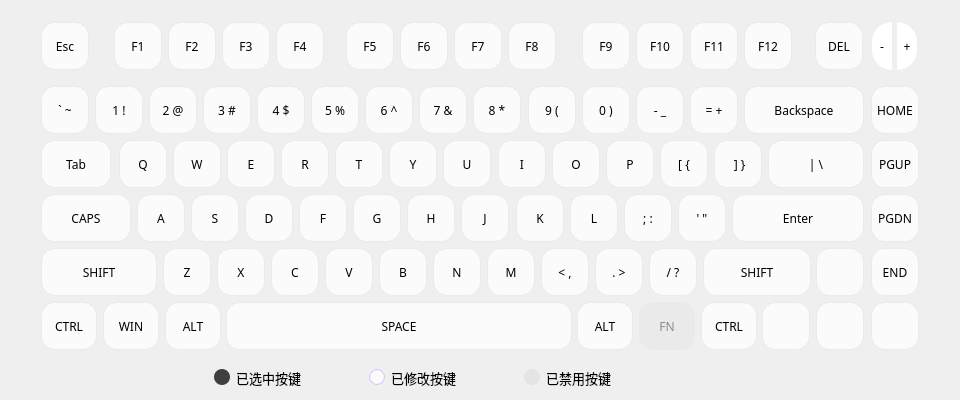
The window that Module/ModuleKeyboard.ui (wlffeng2008/AkkoStudio) describes before a commit, drawn with Qt 5.
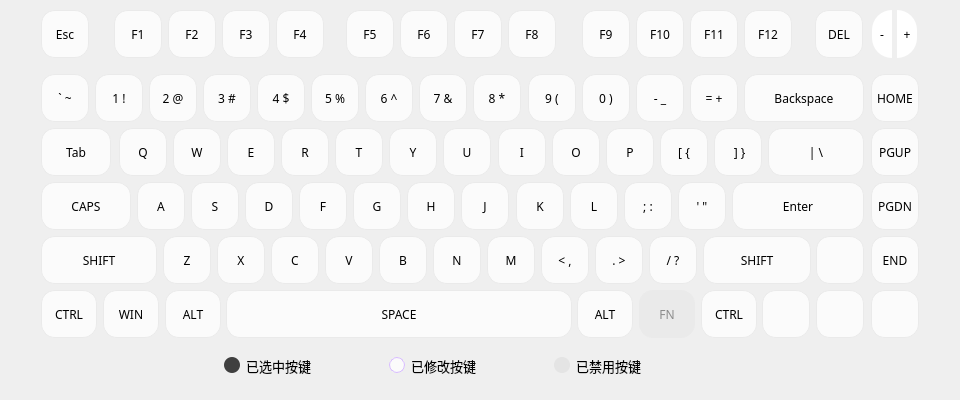
The same window after the commit. Icons and pictures are not drawn. Custom widgets are drawn as their Qt base class.

Patch:
```diff
--- a/Module/ModuleKeyboard.ui
+++ b/Module/ModuleKeyboard.ui
@@ -54,8 +54,8 @@
    <property name="geometry">
     <rect>
      <x>150</x>
-     <y>364</y>
-     <width>525</width>
+     <y>352</y>
+     <width>565</width>
      <height>27</height>
     </rect>
    </property>
@@ -247,7 +247,7 @@
    <property name="geometry">
     <rect>
      <x>636</x>
-     <y>22</y>
+     <y>10</y>
      <width>48</width>
      <height>48</height>
     </rect>
@@ -278,7 +278,7 @@
    <property name="geometry">
     <rect>
      <x>872</x>
-     <y>22</y>
+     <y>10</y>
      <width>20</width>
      <height>48</height>
     </rect>
@@ -324,7 +324,7 @@
    <property name="geometry">
     <rect>
      <x>400</x>
-     <y>22</y>
+     <y>10</y>
      <width>48</width>
      <height>48</height>
     </rect>
@@ -355,7 +355,7 @@
    <property name="geometry">
     <rect>
      <x>690</x>
-     <y>22</y>
+     <y>10</y>
      <width>48</width>
      <height>48</height>
     </rect>
@@ -386,7 +386,7 @@
    <property name="geometry">
     <rect>
      <x>582</x>
-     <y>22</y>
+     <y>10</y>
      <width>48</width>
      <height>48</height>
     </rect>
@@ -417,7 +417,7 @@
    <property name="geometry">
     <rect>
      <x>222</x>
-     <y>22</y>
+     <y>10</y>
      <width>48</width>
      <height>48</height>
     </rect>
@@ -448,7 +448,7 @@
    <property name="geometry">
     <rect>
      <x>744</x>
-     <y>22</y>
+     <y>10</y>
      <width>48</width>
      <height>48</height>
     </rect>
@@ -479,7 +479,7 @@
    <property name="geometry">
     <rect>
      <x>168</x>
-     <y>22</y>
+     <y>10</y>
      <width>48</width>
      <height>48</height>
     </rect>
@@ -510,7 +510,7 @@
    <property name="geometry">
     <rect>
      <x>454</x>
-     <y>22</y>
+     <y>10</y>
      <width>48</width>
      <height>48</height>
     </rect>
@@ -541,7 +541,7 @@
    <property name="geometry">
     <rect>
      <x>346</x>
-     <y>22</y>
+     <y>10</y>
      <width>48</width>
      <height>48</height>
     </rect>
@@ -572,7 +572,7 @@
    <property name="geometry">
     <rect>
      <x>114</x>
-     <y>22</y>
+     <y>10</y>
      <width>48</width>
      <height>48</height>
     </rect>
@@ -603,7 +603,7 @@
    <property name="geometry">
     <rect>
      <x>276</x>
-     <y>22</y>
+     <y>10</y>
      <width>48</width>
      <height>48</height>
     </rect>
@@ -634,7 +634,7 @@
    <property name="geometry">
     <rect>
      <x>41</x>
-     <y>22</y>
+     <y>10</y>
      <width>48</width>
      <height>48</height>
     </rect>
@@ -665,7 +665,7 @@
    <property name="geometry">
     <rect>
      <x>815</x>
-     <y>22</y>
+     <y>10</y>
      <width>48</width>
      <height>48</height>
     </rect>
@@ -702,7 +702,7 @@
    <property name="geometry">
     <rect>
      <x>508</x>
-     <y>22</y>
+     <y>10</y>
      <width>48</width>
      <height>48</height>
     </rect>
@@ -733,7 +733,7 @@
    <property name="geometry">
     <rect>
      <x>203</x>
-     <y>86</y>
+     <y>74</y>
      <width>48</width>
      <height>48</height>
     </rect>
@@ -764,7 +764,7 @@
    <property name="geometry">
     <rect>
      <x>257</x>
-     <y>86</y>
+     <y>74</y>
      <width>48</width>
      <height>48</height>
     </rect>
@@ -795,7 +795,7 @@
    <property name="geometry">
     <rect>
      <x>365</x>
-     <y>86</y>
+     <y>74</y>
      <width>48</width>
      <height>48</height>
     </rect>
@@ -826,7 +826,7 @@
    <property name="geometry">
     <rect>
      <x>419</x>
-     <y>86</y>
+     <y>74</y>
      <width>48</width>
      <height>48</height>
     </rect>
@@ -857,7 +857,7 @@
    <property name="geometry">
     <rect>
      <x>473</x>
-     <y>86</y>
+     <y>74</y>
      <width>48</width>
      <height>48</height>
     </rect>
@@ -888,7 +888,7 @@
    <property name="geometry">
     <rect>
      <x>690</x>
-     <y>86</y>
+     <y>74</y>
      <width>48</width>
      <height>48</height>
     </rect>
@@ -919,7 +919,7 @@
    <property name="geometry">
     <rect>
      <x>744</x>
-     <y>86</y>
+     <y>74</y>
      <width>120</width>
      <height>48</height>
     </rect>
@@ -950,7 +950,7 @@
    <property name="geometry">
     <rect>
      <x>528</x>
-     <y>86</y>
+     <y>74</y>
      <width>48</width>
      <height>48</height>
     </rect>
@@ -981,7 +981,7 @@
    <property name="geometry">
     <rect>
      <x>41</x>
-     <y>86</y>
+     <y>74</y>
      <width>48</width>
      <height>48</height>
     </rect>
@@ -1012,7 +1012,7 @@
    <property name="geometry">
     <rect>
      <x>95</x>
-     <y>86</y>
+     <y>74</y>
      <width>48</width>
      <height>48</height>
     </rect>
@@ -1043,7 +1043,7 @@
    <property name="geometry">
     <rect>
      <x>311</x>
-     <y>86</y>
+     <y>74</y>
      <width>48</width>
      <height>48</height>
     </rect>
@@ -1074,7 +1074,7 @@
    <property name="geometry">
     <rect>
      <x>636</x>
-     <y>86</y>
+     <y>74</y>
      <width>48</width>
      <height>48</height>
     </rect>
@@ -1105,7 +1105,7 @@
    <property name="geometry">
     <rect>
      <x>871</x>
-     <y>86</y>
+     <y>74</y>
      <width>48</width>
      <height>48</height>
     </rect>
@@ -1136,7 +1136,7 @@
    <property name="geometry">
     <rect>
      <x>582</x>
-     <y>86</y>
+     <y>74</y>
      <width>48</width>
      <height>48</height>
     </rect>
@@ -1167,7 +1167,7 @@
    <property name="geometry">
     <rect>
      <x>149</x>
-     <y>86</y>
+     <y>74</y>
      <width>48</width>
      <height>48</height>
     </rect>
@@ -1198,7 +1198,7 @@
    <property name="geometry">
     <rect>
      <x>281</x>
-     <y>140</y>
+     <y>128</y>
      <width>48</width>
      <height>48</height>
     </rect>
@@ -1229,7 +1229,7 @@
    <property name="geometry">
     <rect>
      <x>173</x>
-     <y>140</y>
+     <y>128</y>
      <width>48</width>
      <height>48</height>
     </rect>
@@ -1260,7 +1260,7 @@
    <property name="geometry">
     <rect>
      <x>335</x>
-     <y>140</y>
+     <y>128</y>
      <width>48</width>
      <height>48</height>
     </rect>
@@ -1291,7 +1291,7 @@
    <property name="geometry">
     <rect>
      <x>768</x>
-     <y>140</y>
+     <y>128</y>
      <width>96</width>
      <height>48</height>
     </rect>
@@ -1322,7 +1322,7 @@
    <property name="geometry">
     <rect>
      <x>871</x>
-     <y>140</y>
+     <y>128</y>
      <width>48</width>
      <height>48</height>
     </rect>
@@ -1353,7 +1353,7 @@
    <property name="geometry">
     <rect>
      <x>119</x>
-     <y>140</y>
+     <y>128</y>
      <width>48</width>
      <height>48</height>
     </rect>
@@ -1384,7 +1384,7 @@
    <property name="geometry">
     <rect>
      <x>389</x>
-     <y>140</y>
+     <y>128</y>
      <width>48</width>
      <height>48</height>
     </rect>
@@ -1415,7 +1415,7 @@
    <property name="geometry">
     <rect>
      <x>714</x>
-     <y>140</y>
+     <y>128</y>
      <width>48</width>
      <height>48</height>
     </rect>
@@ -1446,7 +1446,7 @@
    <property name="geometry">
     <rect>
      <x>443</x>
-     <y>140</y>
+     <y>128</y>
      <width>48</width>
      <height>48</height>
     </rect>
@@ -1477,7 +1477,7 @@
    <property name="geometry">
     <rect>
      <x>606</x>
-     <y>140</y>
+     <y>128</y>
      <width>48</width>
      <height>48</height>
     </rect>
@@ -1508,7 +1508,7 @@
    <property name="geometry">
     <rect>
      <x>660</x>
-     <y>140</y>
+     <y>128</y>
      <width>48</width>
      <height>48</height>
     </rect>
@@ -1539,7 +1539,7 @@
    <property name="geometry">
     <rect>
      <x>552</x>
-     <y>140</y>
+     <y>128</y>
      <width>48</width>
      <height>48</height>
     </rect>
@@ -1570,7 +1570,7 @@
    <property name="geometry">
     <rect>
      <x>498</x>
-     <y>140</y>
+     <y>128</y>
      <width>48</width>
      <height>48</height>
     </rect>
@@ -1601,7 +1601,7 @@
    <property name="geometry">
     <rect>
      <x>227</x>
-     <y>140</y>
+     <y>128</y>
      <width>48</width>
      <height>48</height>
     </rect>
@@ -1632,7 +1632,7 @@
    <property name="geometry">
     <rect>
      <x>41</x>
-     <y>140</y>
+     <y>128</y>
      <width>70</width>
      <height>48</height>
     </rect>
@@ -1663,7 +1663,7 @@
    <property name="geometry">
     <rect>
      <x>570</x>
-     <y>194</y>
+     <y>182</y>
      <width>48</width>
      <height>48</height>
     </rect>
@@ -1694,7 +1694,7 @@
    <property name="geometry">
     <rect>
      <x>461</x>
-     <y>194</y>
+     <y>182</y>
      <width>48</width>
      <height>48</height>
     </rect>
@@ -1725,7 +1725,7 @@
    <property name="geometry">
     <rect>
      <x>137</x>
-     <y>194</y>
+     <y>182</y>
      <width>48</width>
      <height>48</height>
     </rect>
@@ -1756,7 +1756,7 @@
    <property name="geometry">
     <rect>
      <x>353</x>
-     <y>194</y>
+     <y>182</y>
      <width>48</width>
      <height>48</height>
     </rect>
@@ -1787,7 +1787,7 @@
    <property name="geometry">
     <rect>
      <x>624</x>
-     <y>194</y>
+     <y>182</y>
      <width>48</width>
      <height>48</height>
     </rect>
@@ -1818,7 +1818,7 @@
    <property name="geometry">
     <rect>
      <x>245</x>
-     <y>194</y>
+     <y>182</y>
      <width>48</width>
      <height>48</height>
     </rect>
@@ -1849,7 +1849,7 @@
    <property name="geometry">
     <rect>
      <x>732</x>
-     <y>194</y>
+     <y>182</y>
      <width>132</width>
      <height>48</height>
     </rect>
@@ -1880,7 +1880,7 @@
    <property name="geometry">
     <rect>
      <x>678</x>
-     <y>194</y>
+     <y>182</y>
      <width>48</width>
      <height>48</height>
     </rect>
@@ -1911,7 +1911,7 @@
    <property name="geometry">
     <rect>
      <x>41</x>
-     <y>194</y>
+     <y>182</y>
      <width>90</width>
      <height>48</height>
     </rect>
@@ -1942,7 +1942,7 @@
    <property name="geometry">
     <rect>
      <x>299</x>
-     <y>194</y>
+     <y>182</y>
      <width>48</width>
      <height>48</height>
     </rect>
@@ -1973,7 +1973,7 @@
    <property name="geometry">
     <rect>
      <x>407</x>
-     <y>194</y>
+     <y>182</y>
      <width>48</width>
      <height>48</height>
     </rect>
@@ -2004,7 +2004,7 @@
    <property name="geometry">
     <rect>
      <x>191</x>
-     <y>194</y>
+     <y>182</y>
      <width>48</width>
      <height>48</height>
     </rect>
@@ -2035,7 +2035,7 @@
    <property name="geometry">
     <rect>
      <x>516</x>
-     <y>194</y>
+     <y>182</y>
      <width>48</width>
      <height>48</height>
     </rect>
@@ -2066,7 +2066,7 @@
    <property name="geometry">
     <rect>
      <x>871</x>
-     <y>194</y>
+     <y>182</y>
      <width>48</width>
      <height>48</height>
     </rect>
@@ -2097,7 +2097,7 @@
    <property name="geometry">
     <rect>
      <x>271</x>
-     <y>248</y>
+     <y>236</y>
      <width>48</width>
      <height>48</height>
     </rect>
@@ -2128,7 +2128,7 @@
    <property name="geometry">
     <rect>
      <x>379</x>
-     <y>248</y>
+     <y>236</y>
      <width>48</width>
      <height>48</height>
     </rect>
@@ -2159,7 +2159,7 @@
    <property name="geometry">
     <rect>
      <x>595</x>
-     <y>248</y>
+     <y>236</y>
      <width>48</width>
      <height>48</height>
     </rect>
@@ -2190,7 +2190,7 @@
    <property name="geometry">
     <rect>
      <x>163</x>
-     <y>248</y>
+     <y>236</y>
      <width>48</width>
      <height>48</height>
     </rect>
@@ -2221,7 +2221,7 @@
    <property name="geometry">
     <rect>
      <x>816</x>
-     <y>248</y>
+     <y>236</y>
      <width>48</width>
      <height>48</height>
     </rect>
@@ -2262,7 +2262,7 @@
    <property name="geometry">
     <rect>
      <x>703</x>
-     <y>248</y>
+     <y>236</y>
      <width>108</width>
      <height>48</height>
     </rect>
@@ -2299,7 +2299,7 @@
    <property name="geometry">
     <rect>
      <x>871</x>
-     <y>248</y>
+     <y>236</y>
      <width>48</width>
      <height>48</height>
     </rect>
@@ -2330,7 +2330,7 @@
    <property name="geometry">
     <rect>
      <x>541</x>
-     <y>248</y>
+     <y>236</y>
      <width>48</width>
      <height>48</height>
     </rect>
@@ -2361,7 +2361,7 @@
    <property name="geometry">
     <rect>
      <x>433</x>
-     <y>248</y>
+     <y>236</y>
      <width>48</width>
      <height>48</height>
     </rect>
@@ -2392,7 +2392,7 @@
    <property name="geometry">
     <rect>
      <x>649</x>
-     <y>248</y>
+     <y>236</y>
      <width>48</width>
      <height>48</height>
     </rect>
@@ -2423,7 +2423,7 @@
    <property name="geometry">
     <rect>
      <x>217</x>
-     <y>248</y>
+     <y>236</y>
      <width>48</width>
      <height>48</height>
     </rect>
@@ -2454,7 +2454,7 @@
    <property name="geometry">
     <rect>
      <x>487</x>
-     <y>248</y>
+     <y>236</y>
      <width>48</width>
      <height>48</height>
     </rect>
@@ -2485,7 +2485,7 @@
    <property name="geometry">
     <rect>
      <x>325</x>
-     <y>248</y>
+     <y>236</y>
      <width>48</width>
      <height>48</height>
     </rect>
@@ -2516,7 +2516,7 @@
    <property name="geometry">
     <rect>
      <x>41</x>
-     <y>248</y>
+     <y>236</y>
      <width>116</width>
      <height>48</height>
     </rect>
@@ -2547,7 +2547,7 @@
    <property name="geometry">
     <rect>
      <x>871</x>
-     <y>302</y>
+     <y>290</y>
      <width>48</width>
      <height>48</height>
     </rect>
@@ -2591,7 +2591,7 @@
    <property name="geometry">
     <rect>
      <x>639</x>
-     <y>302</y>
+     <y>290</y>
      <width>56</width>
      <height>48</height>
     </rect>
@@ -2622,7 +2622,7 @@
    <property name="geometry">
     <rect>
      <x>165</x>
-     <y>302</y>
+     <y>290</y>
      <width>56</width>
      <height>48</height>
     </rect>
@@ -2653,7 +2653,7 @@
    <property name="geometry">
     <rect>
      <x>701</x>
-     <y>302</y>
+     <y>290</y>
      <width>56</width>
      <height>48</height>
     </rect>
@@ -2684,7 +2684,7 @@
    <property name="geometry">
     <rect>
      <x>41</x>
-     <y>302</y>
+     <y>290</y>
      <width>56</width>
      <height>48</height>
     </rect>
@@ -2715,7 +2715,7 @@
    <property name="geometry">
     <rect>
      <x>103</x>
-     <y>302</y>
+     <y>290</y>
      <width>56</width>
      <height>48</height>
     </rect>
@@ -2746,7 +2746,7 @@
    <property name="geometry">
     <rect>
      <x>577</x>
-     <y>302</y>
+     <y>290</y>
      <width>56</width>
      <height>48</height>
     </rect>
@@ -2777,7 +2777,7 @@
    <property name="geometry">
     <rect>
      <x>226</x>
-     <y>302</y>
+     <y>290</y>
      <width>346</width>
      <height>48</height>
     </rect>
@@ -2808,7 +2808,7 @@
    <property name="geometry">
     <rect>
      <x>762</x>
-     <y>302</y>
+     <y>290</y>
      <width>48</width>
      <height>48</height>
     </rect>
@@ -2849,7 +2849,7 @@
    <property name="geometry">
     <rect>
      <x>816</x>
-     <y>302</y>
+     <y>290</y>
      <width>48</width>
      <height>48</height>
     </rect>
@@ -2890,7 +2890,7 @@
    <property name="geometry">
     <rect>
      <x>897</x>
-     <y>22</y>
+     <y>10</y>
      <width>20</width>
      <height>48</height>
     </rect>
```
